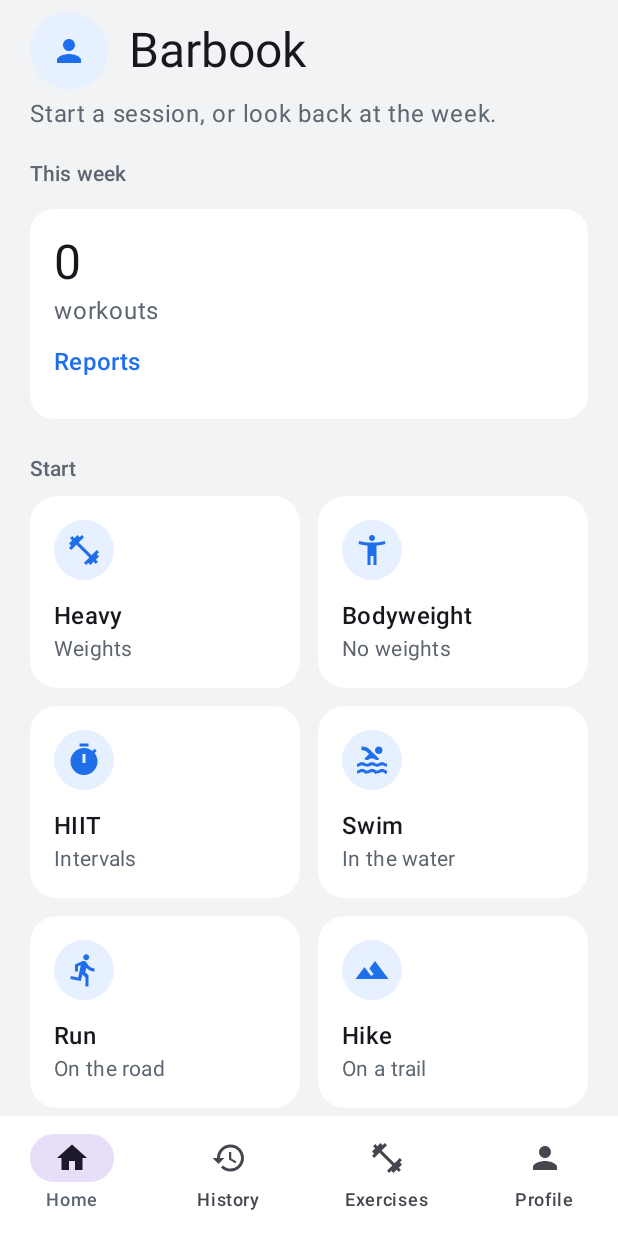
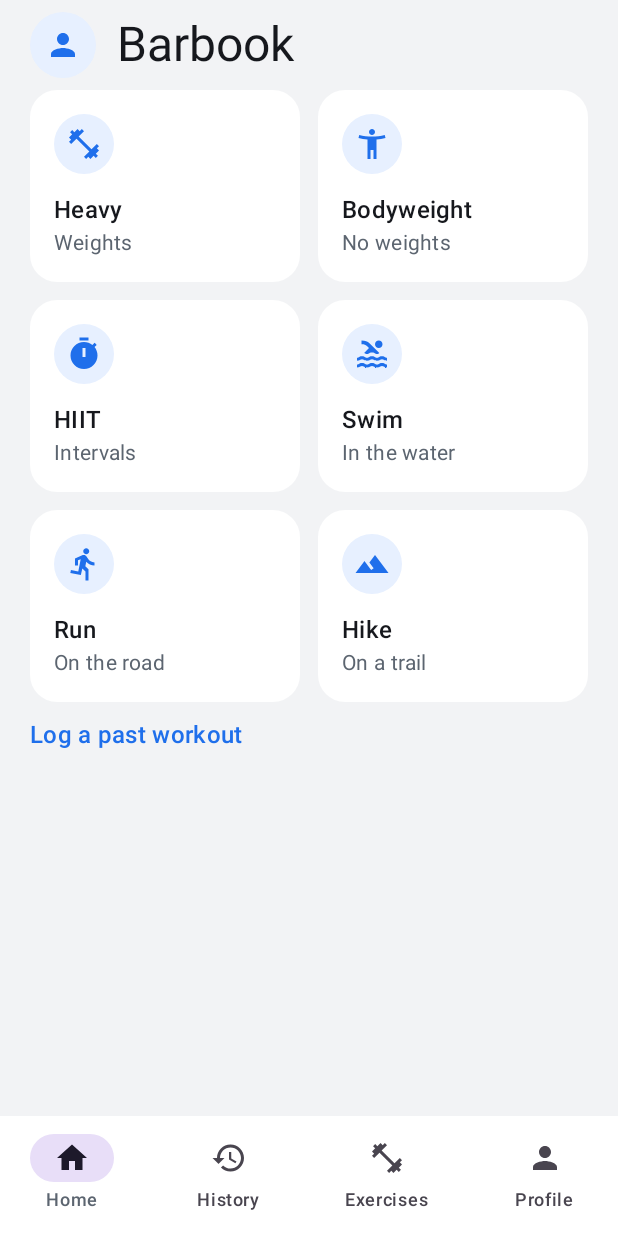
Before and after one commit to Vatsyahub/Workout, an Android app built with Jetpack Compose: the screen it shows after launch (MainActivity), on a phone screen of 412 x 824 dp. Run offline under Robolectric (Android 15) with nearby library versions, the phone set to English and light mode, and no system bars; our stand-ins replace Room's generated code; 3 statements that could not run were skipped.

Commit message:
Keep Home on the six starts and Plans.
Drop the week summary so Heavy, Bodyweight, HIIT, Swim, Run, and Hike sit at the top. Plans stay next, with start, Edit, and Delete on each one. Favourites stay. Recent is a short list under them.

Co-authored-by: Vatsyahub <Vatsyahub@users.noreply.github.com>

```diff
--- a/app/src/main/java/com/vatsyahub/workout/ui/HomeScreens.kt
+++ b/app/src/main/java/com/vatsyahub/workout/ui/HomeScreens.kt
@@ -63,7 +63,6 @@ import androidx.compose.ui.platform.LocalContext
 import androidx.compose.ui.unit.Dp
 import androidx.compose.ui.unit.dp
 import com.vatsyahub.workout.data.Exercise
-import com.vatsyahub.workout.data.localDay
 import com.vatsyahub.workout.data.pool
 import com.vatsyahub.workout.data.strengthLibrary
 import com.vatsyahub.workout.data.summary
@@ -83,8 +82,6 @@ import com.vatsyahub.workout.domain.formatSets
 import com.vatsyahub.workout.domain.musclesOf
 import com.vatsyahub.workout.domain.parseDecimal
 import com.vatsyahub.workout.domain.showsWeight
-import com.vatsyahub.workout.domain.weekStart
-import java.time.LocalDate
 import kotlinx.coroutines.launch
 
 private fun kindIcon(shape: String): ImageVector = when (shape) {
@@ -98,16 +95,10 @@ private fun kindIcon(shape: String): ImageVector = when (shape) {
 fun HomeScreen(model: AppModel) {
     val snap by model.snap.collectAsState()
     val name = snap.profile.name.trim()
-    val today = LocalDate.now()
-    val start = weekStart(today)
-    val end = start.plusDays(6)
-    val week = snap.workouts.count { workout ->
-        workout.finished && !localDay(workout.performedAt).let { it.isBefore(start) || it.isAfter(end) }
-    }
     val recent = snap.workouts.filter { it.finished }.sortedByDescending { it.performedAt }.take(3)
     Page {
-        Row(verticalAlignment = Alignment.CenterVertically, modifier = Modifier.padding(top = 8.dp, bottom = 4.dp)) {
-            ProfilePhoto(snap.profile.avatar, 52.dp) { model.tab(Screen.Settings) }
+        Row(verticalAlignment = Alignment.CenterVertically, modifier = Modifier.padding(top = 8.dp, bottom = 8.dp)) {
+            ProfilePhoto(snap.profile.avatar, 44.dp) { model.tab(Screen.Settings) }
             Column(Modifier.padding(start = 14.dp)) {
                 Text("Barbook", style = MaterialTheme.typography.headlineLarge)
                 if (name.isNotBlank()) {
@@ -115,7 +106,6 @@ fun HomeScreen(model: AppModel) {
                 }
             }
         }
-        Text("Start a session, or look back at the week.", color = MaterialTheme.colorScheme.secondary)
         val active = model.activeCard(snap)
         if (active != null) {
             Panel {
@@ -131,22 +121,9 @@ fun HomeScreen(model: AppModel) {
             }
         } else {
             model.notice?.let { message ->
-                Text(message, color = MaterialTheme.colorScheme.error, modifier = Modifier.padding(top = 8.dp))
+                Text(message, color = MaterialTheme.colorScheme.error, modifier = Modifier.padding(bottom = 8.dp))
             }
         }
-        SectionLabel("This week")
-        Panel {
-            Text(
-                week.toString(),
-                style = MaterialTheme.typography.headlineLarge,
-            )
-            Text(
-                if (week == 1) "workout" else "workouts",
-                color = MaterialTheme.colorScheme.secondary,
-            )
-            QuietButton("Reports") { model.open(Screen.Reports) }
-        }
-        SectionLabel("Start")
         Row(horizontalArrangement = Arrangement.spacedBy(12.dp), modifier = Modifier.fillMaxWidth()) {
             StartCard(Icons.Filled.FitnessCenter, "Heavy", "Weights", Modifier.weight(1f)) { model.beginBuild("HEAVY") }
             StartCard(Icons.Filled.AccessibilityNew, "Bodyweight", "No weights", Modifier.weight(1f)) { model.beginBuild("BODYWEIGHT") }
@@ -192,29 +169,21 @@ fun HomeScreen(model: AppModel) {
                 ) { model.repeat(workout.id) }
             }
         }
-        SectionLabel("Recent")
-        if (recent.isEmpty()) {
-            Panel {
-                Row(verticalAlignment = Alignment.CenterVertically) {
-                    IconBadge(Icons.Filled.History)
-                    Text(
-                        "Finished sessions show up here.",
-                        modifier = Modifier.padding(start = 12.dp),
-                        color = MaterialTheme.colorScheme.secondary,
-                    )
-                }
-            }
-        } else {
+        if (recent.isNotEmpty()) {
+            SectionLabel("Recent")
             recent.forEach { workout ->
                 val summary = snap.summary(workout)
-                WorkoutCard(
+                CompactRow(
                     cardTitle(summary),
                     cardDetail(summary),
-                    favourite = workout.favourite,
-                    icon = historyIcon(workout, snap),
-                ) {
-                    model.open(Screen.LogDetail(workout.id))
-                }
+                    leading = {
+                        Icon(
+                            historyIcon(workout, snap),
+                            contentDescription = null,
+                            tint = MaterialTheme.colorScheme.primary,
+                        )
+                    },
+                ) { model.open(Screen.LogDetail(workout.id)) }
             }
         }
         QuietButton("Log a past workout") { model.open(Screen.LogType) }
```
